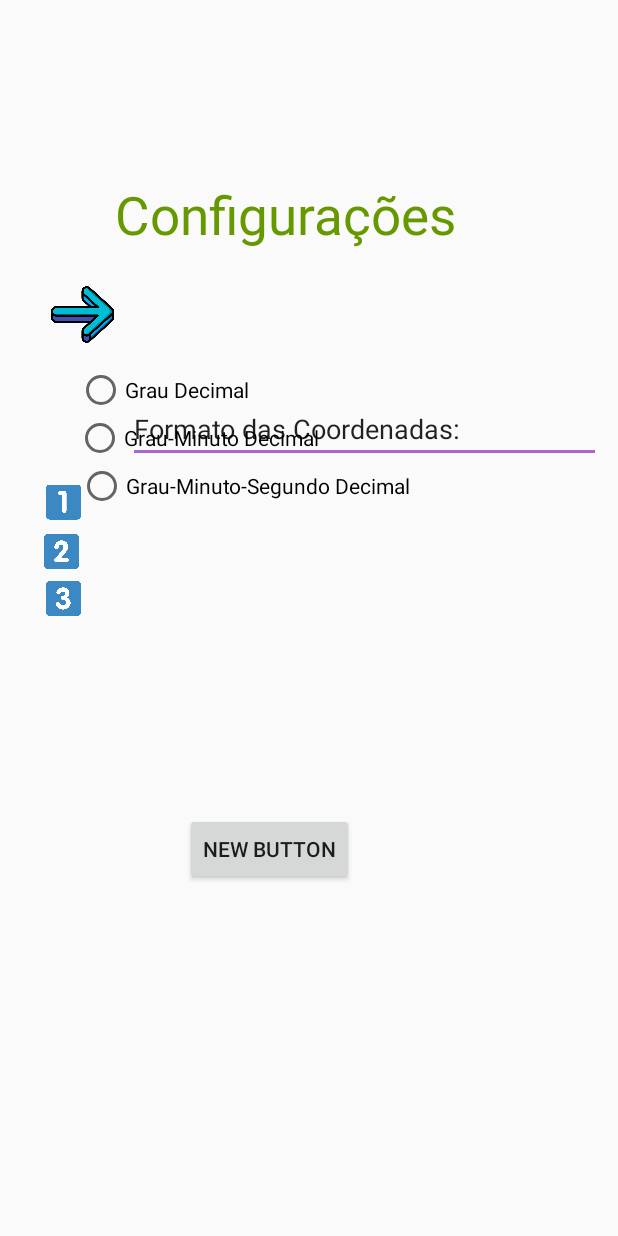
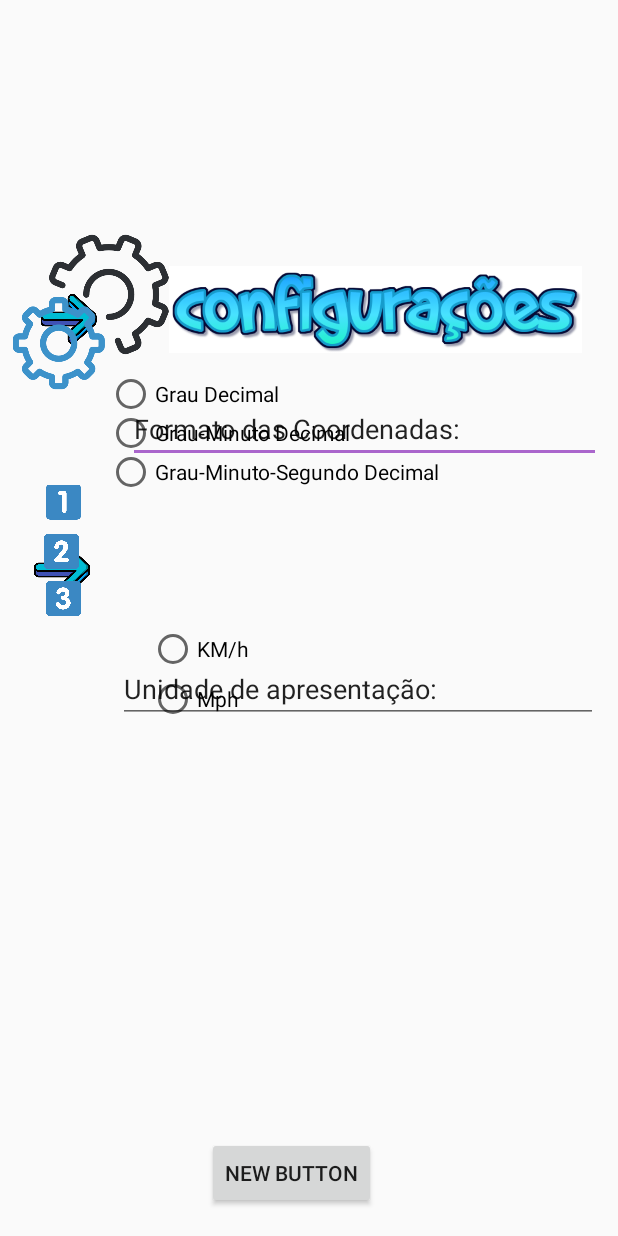
Before and after one commit to palomacorreia/_ANDROID_navegAndroid, an Android app: the layout configurar.xml on its own in the app's theme, with its tools: preview values and no code run, on a phone screen of 412 x 824 dp. Run offline under Robolectric (Android 15) with nearby library versions, the phone set to English and light mode, and no system bars.

Commit message:
tela de confirgurção semi pronta

```diff
--- a/app/src/main/res/layout/configurar.xml
+++ b/app/src/main/res/layout/configurar.xml
@@ -10,52 +10,53 @@
     android:paddingBottom="@dimen/activity_vertical_margin"
     tools:context=".MainActivity">
 
-    <TextView
-        android:id="@+id/textView2"
+    <ImageView
+        android:id="@+id/imageView"
         android:layout_width="wrap_content"
-        android:layout_height="wrap_content"
+        android:layout_height="37dp"
+        android:layout_alignStart="@+id/textView"
+        android:layout_alignLeft="@+id/textView"
+        android:layout_alignEnd="@+id/editText"
         android:layout_alignRight="@+id/textView"
         android:layout_alignParentTop="true"
-        android:layout_alignParentEnd="true"
-        android:layout_marginTop="111dp"
-        android:layout_marginEnd="100dp"
-        android:text="Configurações"
-        android:textColor="@android:color/holo_green_dark"
-        android:textSize="35dp" />
+        android:layout_marginTop="353dp"
+        android:layout_marginEnd="326dp"
+        android:src="@drawable/seta" />
 
     <ImageView
-        android:id="@+id/imageView"
-        android:layout_width="94dp"
-        android:layout_height="42dp"
-        android:layout_below="@+id/textView2"
+        android:id="@+id/imageView7"
+        android:layout_width="wrap_content"
+        android:layout_height="37dp"
         android:layout_alignStart="@+id/textView"
         android:layout_alignLeft="@+id/textView"
-        android:layout_alignEnd="@+id/textView"
+        android:layout_alignEnd="@+id/editText"
         android:layout_alignRight="@+id/textView"
-        android:layout_marginTop="22dp"
+        android:layout_alignParentTop="true"
+        android:layout_marginTop="186dp"
+        android:layout_marginEnd="317dp"
         android:src="@drawable/seta" />
 
     <RadioGroup
-        android:id="@+id/radioGroup"
-        android:layout_width="349dp"
-        android:layout_height="wrap_content"
+        android:id="@+id/formato"
+        android:layout_width="412dp"
+        android:layout_height="109dp"
         android:layout_alignStart="@+id/decimal"
         android:layout_alignLeft="@+id/minutodecimal"
         android:layout_alignEnd="@+id/segundo"
         android:layout_alignParentTop="true"
         android:layout_alignParentEnd="true"
-        android:layout_marginStart="-18dp"
-        android:layout_marginLeft="-17dp"
-        android:layout_marginTop="236dp"
-        android:layout_marginEnd="2dp"
+        android:layout_marginStart="-72dp"
+        android:layout_marginLeft="-72dp"
+        android:layout_marginTop="241dp"
+        android:layout_marginEnd="0dp"
         android:layout_marginRight="-42dp"
         android:weightSum="1"
         tools:ignore="NotSibling">
 
         <RadioButton
             android:id="@+id/decimal"
-            android:layout_width="352dp"
-            android:layout_height="wrap_content"
+            android:layout_width="253dp"
+            android:layout_height="20dp"
             android:layout_gravity="center_horizontal"
             android:layout_weight="0.13"
             android:checked="false"
@@ -64,8 +65,8 @@
 
         <RadioButton
             android:id="@+id/minutodecimal"
-            android:layout_width="353dp"
-            android:layout_height="wrap_content"
+            android:layout_width="253dp"
+            android:layout_height="20dp"
             android:layout_gravity="center_horizontal"
             android:layout_weight="0.13"
             android:checked="false"
@@ -74,8 +75,8 @@
 
         <RadioButton
             android:id="@+id/segundo"
-            android:layout_width="351dp"
-            android:layout_height="wrap_content"
+            android:layout_width="253dp"
+            android:layout_height="20dp"
             android:layout_gravity="center_horizontal"
             android:layout_weight="0.13"
             android:checked="false"
@@ -90,9 +91,11 @@
         android:layout_height="wrap_content"
         android:layout_below="@+id/radioGroup"
         android:layout_alignParentEnd="true"
+        android:layout_alignParentBottom="true"
         android:layout_gravity="center_horizontal"
-        android:layout_marginTop="202dp"
-        android:layout_marginEnd="168dp"
+        android:layout_marginTop="344dp"
+        android:layout_marginEnd="153dp"
+        android:layout_marginBottom="10dp"
         android:text="New Button" />
 
     <EditText
@@ -106,6 +109,59 @@
         android:ems="10"
         android:inputType="textPersonName"
         android:text="Formato das Coordenadas:" />
+
+    <EditText
+        android:id="@+id/editText2"
+        android:layout_width="320dp"
+        android:layout_height="wrap_content"
+        android:layout_alignParentEnd="true"
+        android:layout_alignParentBottom="true"
+        android:layout_marginEnd="5dp"
+        android:layout_marginBottom="334dp"
+        android:ems="10"
+        android:inputType="textPersonName"
+        android:text="Unidade de apresentação:" />
+
+    <RadioGroup
+        android:id="@+id/apresentacao"
+        android:layout_width="359dp"
+        android:layout_height="wrap_content"
+        android:layout_alignStart="@+id/km"
+        android:layout_alignLeft="@+id/mph"
+        android:layout_alignParentTop="true"
+        android:layout_alignParentEnd="true"
+        android:layout_alignParentBottom="true"
+        android:layout_marginStart="-2dp"
+        android:layout_marginLeft="-17dp"
+        android:layout_marginTop="408dp"
+        android:layout_marginEnd="-2dp"
+        android:layout_marginRight="-42dp"
+        android:layout_marginBottom="255dp"
+        android:weightSum="1"
+        tools:ignore="NotSibling">
+
+        <RadioButton
+            android:id="@+id/km"
+            android:layout_width="253dp"
+            android:layout_height="20dp"
+            android:layout_gravity="center_horizontal"
+            android:layout_weight="0.13"
+            android:checked="false"
+            android:text="KM/h"
+            android:textSize="14sp" />
+
+        <RadioButton
+            android:id="@+id/mph"
+            android:layout_width="253dp"
+            android:layout_height="20dp"
+            android:layout_gravity="center_horizontal"
+            android:layout_weight="0.13"
+            android:checked="false"
+            android:text="Mph"
+            android:textSize="14sp" />
+
+    </RadioGroup>
+
 
     <ImageView
         android:id="@+id/imageView2"
@@ -136,4 +192,25 @@
         android:layout_marginEnd="350dp"
         android:layout_marginBottom="404dp"
         app:srcCompat="@drawable/three" />
+
+    <ImageView
+        android:id="@+id/imageView5"
+        android:layout_width="146dp"
+        android:layout_height="104dp"
+        android:layout_alignParentEnd="true"
+        android:layout_alignParentBottom="true"
+        android:layout_marginEnd="291dp"
+        android:layout_marginBottom="556dp"
+        app:srcCompat="@drawable/configurar" />
+
+    <ImageView
+        android:id="@+id/imageView6"
+        android:layout_width="275dp"
+        android:layout_height="59dp"
+        android:layout_above="@+id/editText"
+        android:layout_alignParentEnd="true"
+        android:layout_marginEnd="16dp"
+        android:layout_marginBottom="27dp"
+        app:srcCompat="@drawable/config" />
+
 </RelativeLayout>
```
Also changed, not shown: app/src/main/res/drawable/config.png (added), app/src/main/res/drawable/configurar.png (added).
